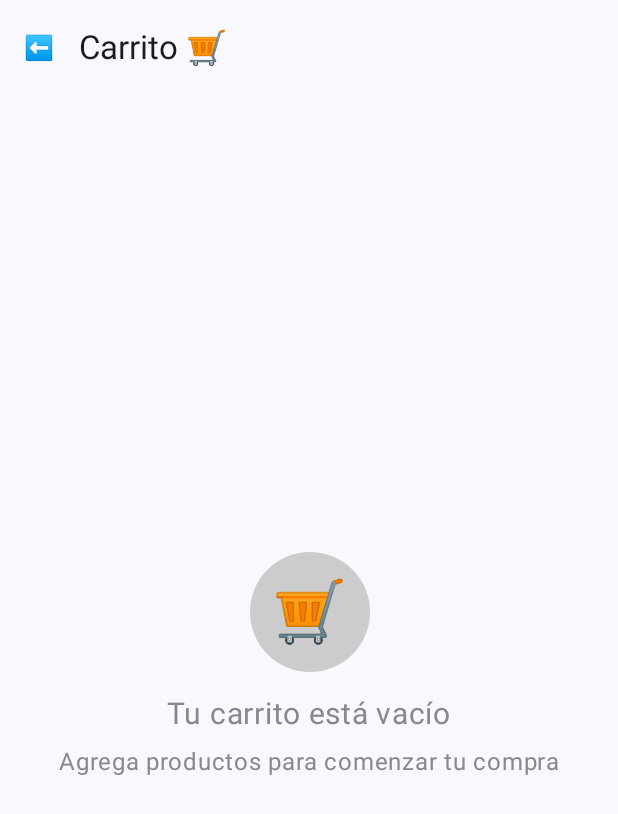
After one commit to upc-pre-202520-1ACC0238-2005-mira/XantinaApp, an Android app built with Jetpack Compose: the composable CartScreen called with empty values, on a phone screen of 412 x 824 dp. The commit adds this screen. Shown: the top 814 px of the screen. Run offline under Robolectric (Android 15) with nearby library versions, the phone set to English and light mode, and no system bars.

Commit message:
feat: add shop

```diff
--- a/app/src/main/java/com/upc/xantina/features/extraccion/ui/ExtraccionScreen.kt
+++ b/app/src/main/java/com/upc/xantina/features/extraccion/ui/ExtraccionScreen.kt
@@ -103,12 +103,6 @@ fun ExtraccionScreen(
                 )
             }
         }
-
-        // Bottom Navigation fijo
-        XantinaBottomNavigation(
-            selectedTab = BottomNavTab.EXTRACCION,
-            onTabSelected = { /* TODO: Implementar navegación */ }
-        )
     }
 }
 
--- /dev/null
+++ b/app/src/main/java/com/upc/xantina/features/tienda/ui/CartScreen.kt
@@ -0,0 +1,79 @@
+package com.upc.xantina.features.tienda.ui
+
+import androidx.compose.foundation.background
+import androidx.compose.foundation.clickable
+import androidx.compose.foundation.layout.*
+import androidx.compose.foundation.shape.CircleShape
+import androidx.compose.material3.*
+import androidx.compose.runtime.Composable
+import androidx.compose.ui.Alignment
+import androidx.compose.ui.Modifier
+import androidx.compose.ui.graphics.Color
+import androidx.compose.ui.unit.dp
+import androidx.compose.ui.unit.sp
+import com.upc.xantina.features.tienda.domain.model.Product
+
+@OptIn(ExperimentalMaterial3Api::class)
+@Composable
+fun CartScreen(
+    cartItems: List<Product>,
+    onBack: () -> Unit
+) {
+    Scaffold(
+        topBar = {
+            TopAppBar(
+                title = { Text("Carrito 🛒") },
+                navigationIcon = {
+                    Text(
+                        "⬅️",
+                        modifier = Modifier
+                            .clickable { onBack() }
+                            .padding(12.dp)
+                    )
+                }
+            )
+        }
+    ) { padding ->
+        Box(
+            modifier = Modifier
+                .fillMaxSize()
+                .padding(padding),
+            contentAlignment = Alignment.Center
+        ) {
+            if (cartItems.isEmpty()) {
+                Column(horizontalAlignment = Alignment.CenterHorizontally) {
+                    Box(
+                        modifier = Modifier
+                            .size(80.dp)
+                            .background(Color.LightGray, CircleShape),
+                        contentAlignment = Alignment.Center
+                    ) {
+                        Text("🛒", fontSize = 40.sp)
+                    }
+                    Spacer(modifier = Modifier.height(16.dp))
+                    Text("Tu carrito está vacío", fontSize = 20.sp, color = Color.Gray)
+                    Spacer(modifier = Modifier.height(8.dp))
+                    Text("Agrega productos para comenzar tu compra", fontSize = 16.sp, color = Color.Gray)
+                }
+            } else {
+                Column(modifier = Modifier.padding(16.dp)) {
+                    cartItems.forEach { product ->
+                        Row(
+                            modifier = Modifier
+                                .fillMaxWidth()
+                                .padding(vertical = 8.dp),
+                            verticalAlignment = Alignment.CenterVertically
+                        ) {
+                            Text(product.emoji, fontSize = 32.sp)
+                            Spacer(modifier = Modifier.width(16.dp))
+                            Column(modifier = Modifier.weight(1f)) {
+                                Text(product.name, fontSize = 18.sp)
+                                Text("$${product.price}", color = Color.DarkGray)
+                            }
+                        }
+                    }
+                }
+            }
+        }
+    }
+}
```
Also changed, not shown: app/src/main/java/com/upc/xantina/MainActivity.kt (+71 -24 lines), app/src/main/java/com/upc/xantina/features/tienda/data/datasource/ProductDatasource.kt (added, +17 -0 lines), app/src/main/java/com/upc/xantina/features/tienda/data/repository/TiendaRepositoryImpl.kt (added, +14 -0 lines), app/src/main/java/com/upc/xantina/features/tienda/domain/model/Product.kt (added, +10 -0 lines), app/src/main/java/com/upc/xantina/features/tienda/domain/repository/TiendaRepository.kt (added, +7 -0 lines), app/src/main/java/com/upc/xantina/features/tienda/ui/TiendaApp.kt (added, +25 -0 lines), app/src/main/java/com/upc/xantina/features/tienda/ui/TiendaScreen.kt (added, +102 -0 lines), app/src/main/java/com/upc/xantina/features/tienda/data/mapper/ProductMapper.kt (added).
